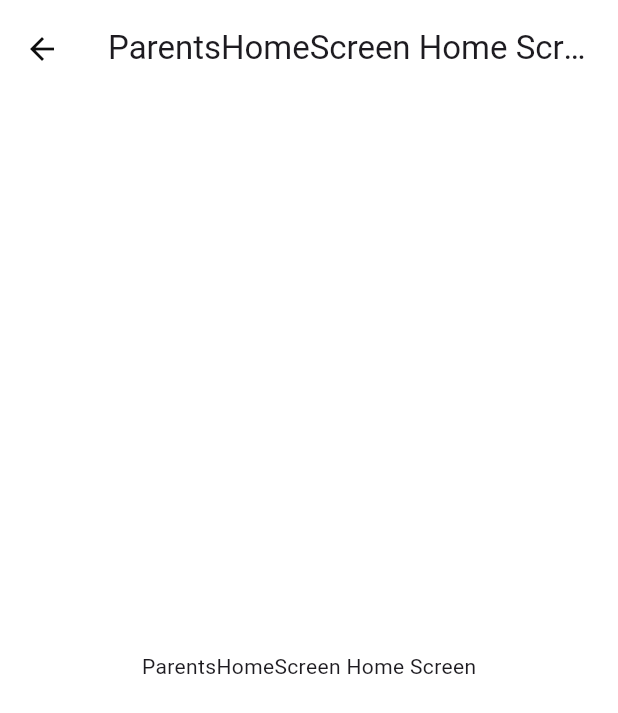
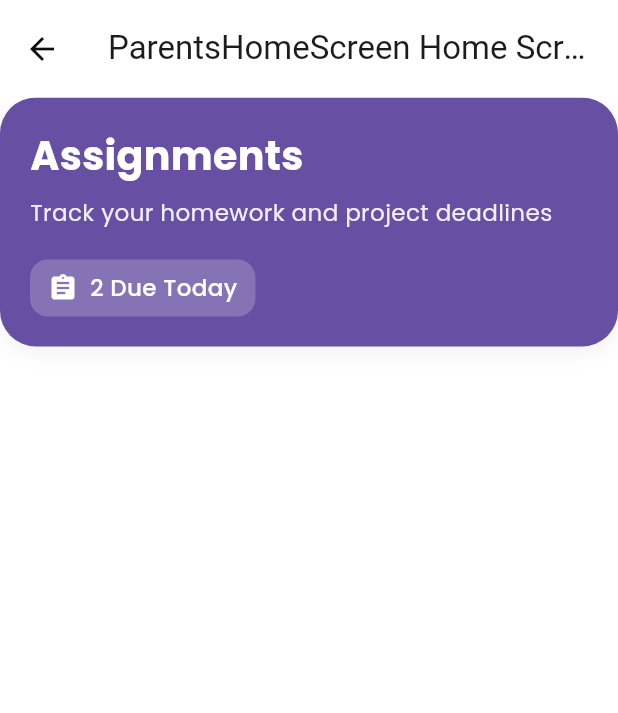
Before and after one commit to eusouf12/american_cyber_squard, a Flutter app: the ParentsHomeScreen screen opened by its route, on a phone screen of 412 x 824 dp. Shown: the top 713 px of the screen. Run offline on Flutter 3.47's test engine with Material 3 defaults, Android fonts, the phone set to English and light mode, and no system bars; our stand-ins replace cached_network_image, flutter_screenutil, flutter_spinkit, flutter_svg, fluttertoast, get and 6 more; accounts and stored records are empty.

Commit message:
local changes before pull

```diff
--- a/lib/view/screen/role_screen/parents/parents_home/parents_home_screen.dart
+++ b/lib/view/screen/role_screen/parents/parents_home/parents_home_screen.dart
@@ -1,4 +1,6 @@
 import 'package:flutter/material.dart';
+
+import '../widget/custom_welcome_card.dart';
 
 class ParentsHomeScreen extends StatelessWidget {
   const ParentsHomeScreen({super.key});
@@ -9,8 +11,15 @@ class ParentsHomeScreen extends StatelessWidget {
       appBar: AppBar(
         title: const Text("ParentsHomeScreen Home Screen"),
       ),
-      body: const Center(
-        child: Text("ParentsHomeScreen Home Screen"),
+      body: Column(
+        children: [
+          CustomPrimaryCard(
+            title: "Assignments",
+            description: "Track your homework and project deadlines",
+            statusText: "2 Due Today",
+            icon: Icons.assignment,
+          ),
+        ],
       ),
     );
   }
--- /dev/null
+++ b/lib/view/screen/role_screen/parents/widget/custom_welcome_card.dart
@@ -0,0 +1,91 @@
+import 'package:flutter/material.dart';
+import '../../../../components/custom_text/custom_text.dart';
+
+
+class CustomPrimaryCard extends StatelessWidget {
+  final String title;
+  final String description;
+  final String statusText;
+  final IconData icon;
+
+  const CustomPrimaryCard({
+    super.key,
+    required this.title,
+    required this.description,
+    required this.statusText,
+    required this.icon,
+  });
+
+  @override
+  Widget build(BuildContext context) {
+    return Container(
+      width: double.infinity,
+      padding: const EdgeInsets.all(20),
+      decoration: BoxDecoration(
+        color: Theme.of(context).primaryColor, // আপনার অ্যাপের Primary Color
+        borderRadius: BorderRadius.circular(24),
+        boxShadow: [
+          BoxShadow(
+            color: Colors.black.withOpacity(0.05),
+            blurRadius: 10,
+            offset: const Offset(0, 4),
+          ),
+        ],
+      ),
+      child: Column(
+        crossAxisAlignment: CrossAxisAlignment.start,
+        children: [
+          // Title using CustomText
+          CustomText(
+            text: title,
+            fontSize: 24,
+            fontWeight: FontWeight.bold,
+            color: Colors.white,
+            textAlign: TextAlign.start,
+          ),
+
+          // Description using CustomText
+          CustomText(
+            text: description,
+            fontSize: 14,
+            fontWeight: FontWeight.w400,
+            color: Colors.white.withOpacity(0.9),
+            top: 8,
+            maxLines: 2,
+            textAlign: TextAlign.start,
+          ),
+
+          const SizedBox(height: 20),
+
+          // Status Box
+          Container(
+            padding: const EdgeInsets.symmetric(horizontal: 12, vertical: 8),
+            decoration: BoxDecoration(
+              color: Colors.white.withOpacity(0.2),
+              borderRadius: BorderRadius.circular(12),
+            ),
+            child: Row(
+              mainAxisSize: MainAxisSize.min,
+              children: [
+                Icon(
+                  icon,
+                  color: Colors.white,
+                  size: 20,
+                ),
+                const SizedBox(width: 8),
+                // Status Text using CustomText
+                CustomText(
+                  text: statusText,
+                  fontSize: 14,
+                  fontWeight: FontWeight.w500,
+                  color: Colors.white,
+                  textAlign: TextAlign.start,
+                ),
+              ],
+            ),
+          ),
+        ],
+      ),
+    );
+  }
+}
```
